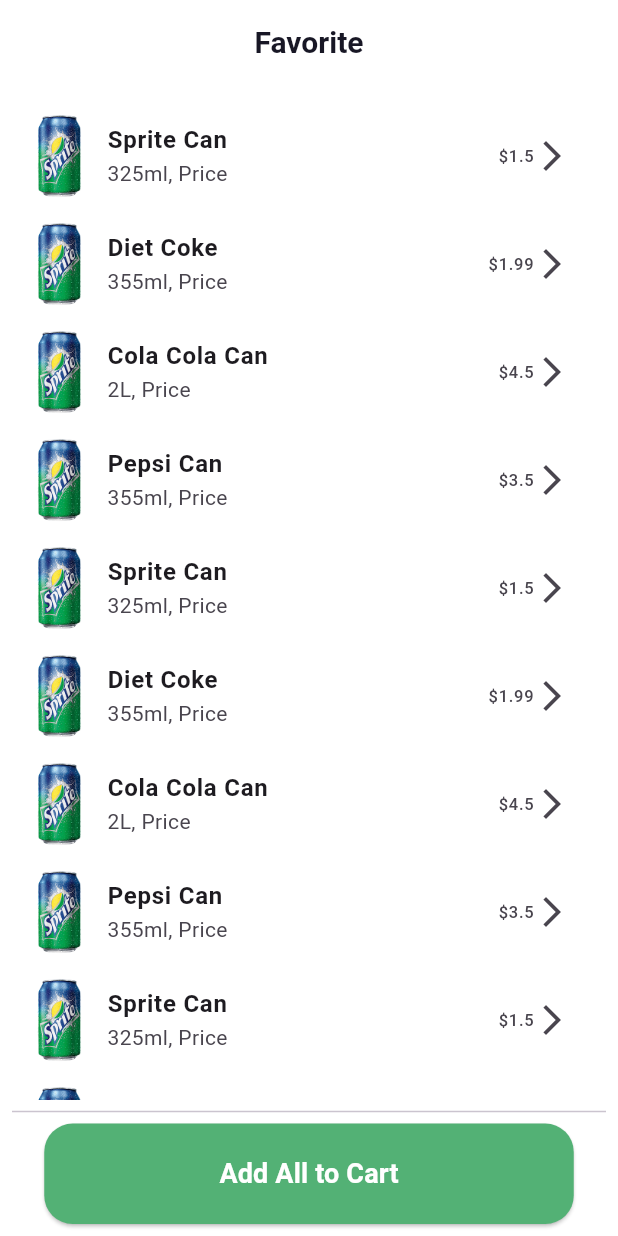
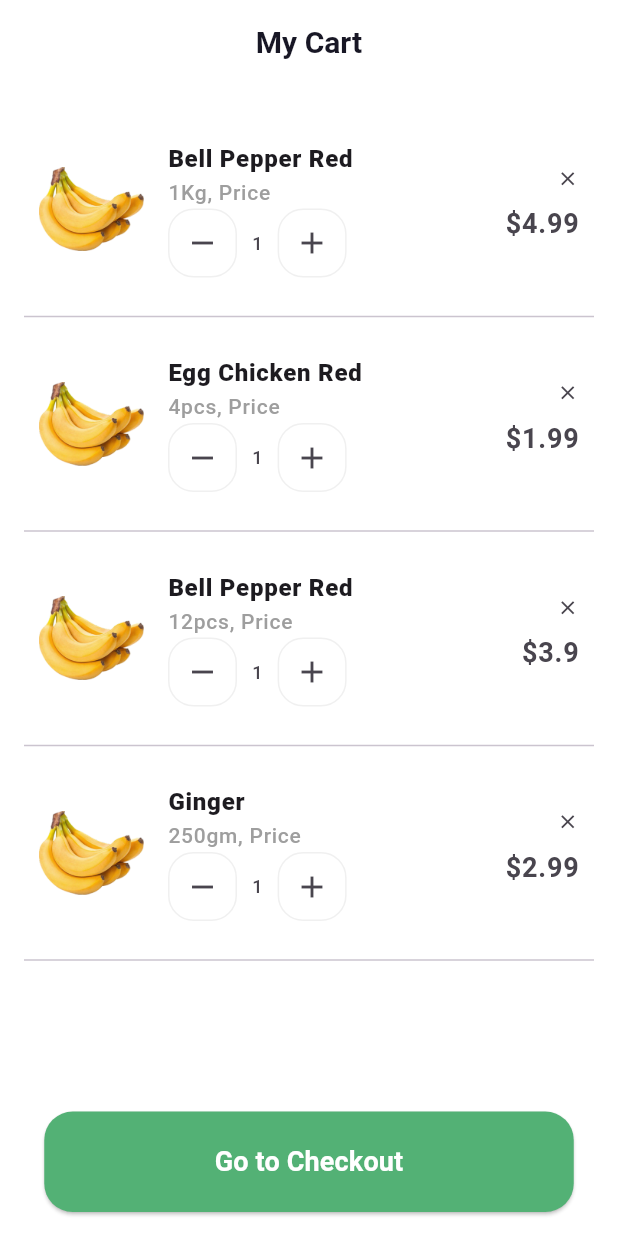
Before and after one commit to AbRehman536/batch_2_flutter, a Flutter app: the screen it shows after launch, on a phone screen of 412 x 824 dp. Run offline on Flutter 3.47's test engine with Material 3 defaults, Android fonts, the phone set to English and light mode, and no system bars; our stand-ins replace device_preview.

Commit message:
My Cart Screen Done

```diff
--- a/lib/constants/app_assets.dart
+++ b/lib/constants/app_assets.dart
@@ -7,5 +7,6 @@
   static String backgroundImage = "assets/images/background.png";
   static String product1Image = "assets/images/product1.png";
   static String canImage = "assets/images/can.png";
+  static String bananaImage = "assets/images/banana.png";
   ///Icons
 }
--- a/lib/main.dart
+++ b/lib/main.dart
@@ -2,6 +2,7 @@
 import 'package:batch_2/screens/auth_screens/login_screen.dart';
 import 'package:batch_2/screens/home_screens/explore.dart';
 import 'package:batch_2/screens/home_screens/favorite.dart';
+import 'package:batch_2/screens/home_screens/my_cart_screen.dart';
 import 'package:batch_2/screens/start_screens/on_Boarding.dart';
 import 'package:batch_2/screens/start_screens/splash_screen.dart';
 import 'package:flutter/material.dart';
@@ -36,7 +37,7 @@
         useMaterial3: true,
       ),
 
-      home: FavoriteScreen(),
+      home: MyCartScreen(),
     );
   }
 }
--- /dev/null
+++ b/lib/models/cartModel.dart
@@ -0,0 +1,13 @@
+class CartModel{
+
+  final String image;
+  final String title;
+  final String weight;
+  final double price;
+
+  CartModel({
+    required this.image,
+    required this.title,
+    required this.weight,
+    required this.price});
+}
--- /dev/null
+++ b/lib/screens/home_screens/my_cart_screen.dart
@@ -0,0 +1,130 @@
+import 'package:batch_2/constants/app_assets.dart';
+import 'package:batch_2/models/cartModel.dart';
+import 'package:batch_2/utils/widgets/custom_button.dart';
+import 'package:flutter/material.dart';
+
+import '../../constants/app_colors.dart';
+import '../../utils/widgets/custom_appBar.dart';
+
+class MyCartScreen extends StatefulWidget {
+  const MyCartScreen({super.key});
+
+  @override
+  State<MyCartScreen> createState() => _MyCartScreenState();
+}
+
+class _MyCartScreenState extends State<MyCartScreen> {
+  List<CartModel> cartList = [
+    CartModel(
+        image: AppAssets.bananaImage,
+        title: "Bell Pepper Red",
+        weight: "1Kg",
+        price: 4.99),
+    CartModel(
+        image: AppAssets.bananaImage,
+        title: "Egg Chicken Red",
+        weight: "4pcs",
+        price: 1.99),
+    CartModel(
+        image: AppAssets.bananaImage,
+        title: "Bell Pepper Red",
+        weight: "12pcs",
+        price: 3.90),
+    CartModel(
+        image: AppAssets.bananaImage,
+        title: "Ginger",
+        weight: "250gm",
+        price: 2.99),
+  ];
+  @override
+  Widget build(BuildContext context) {
+    return Scaffold(
+      backgroundColor: AppColors.secondaryColor,
+      appBar: PreferredSize(
+          preferredSize: Size.fromHeight(60),
+          child: CustomAppbar(title: "My Cart")),
+      body: Padding(
+        padding: const EdgeInsets.all(16.0),
+        child: Column(
+          children: [
+            Expanded(
+              child: ListView.builder(
+                itemCount: cartList.length,
+                itemBuilder: (BuildContext context, int index) {
+                  return Column(
+                    children: [
+                      ListTile(
+                        contentPadding: EdgeInsets.all(10),
+                       leading:  Image.asset(cartList[index].image.toString(),width: 70,),
+                        title: Column(
+                          crossAxisAlignment: .start,
+                          children: [
+                            Text(cartList[index].title, style: TextStyle(
+                              fontWeight: FontWeight.w900,
+                              fontSize: 16
+                            ),),
+                            Text("${cartList[index].weight}, Price", style: TextStyle(
+                              fontWeight: FontWeight.w500,
+                              fontSize: 14,
+                              color: Colors.grey
+                            ),),
+                          ],
+                        ),
+                        subtitle: Row(
+                          children: [
+                            Container(
+                                decoration: BoxDecoration(
+                                  borderRadius: .circular(17),
+                                  border: Border.all(
+                                    color: Color(0xffF0F0F0),
+                                    width: 1
+                                  )
+                                ) ,
+                                child: Padding(
+                                  padding: const EdgeInsets.all(10.0),
+                                  child: Icon(Icons.remove),
+                                )),
+                            SizedBox(width: 10,),
+                            Text("1", style: TextStyle(
+                                fontWeight: FontWeight.w500,
+                                fontSize: 12,
+                            ),),
+                            SizedBox(width: 10,),
+                            Container(
+                                decoration: BoxDecoration(
+                                    borderRadius: .circular(17),
+                                    border: Border.all(
+                                        color: Color(0xffF0F0F0),
+                                        width: 1
+                                    )
+                                ) ,
+                                child: Padding(
+                                  padding: const EdgeInsets.all(10.0),
+                                  child: Icon(Icons.add),
+                                )),
+                          ],
+                        ),
+                        trailing: Column(
+                          crossAxisAlignment: .end,
+                          children: [
+                            Icon(Icons.close,size: 15,),
+                            SizedBox(height: 10,),
+                            Text("\$${cartList[index].price}", style: TextStyle(
+                              fontWeight: FontWeight.w700,
+                              fontSize: 18
+                            ),)
+                          ],
+                        ),
+                      ),
+                      Divider(),
+                    ],
+                  );
+                },),
+            ),
+            CustomButton(btnLabel: "Go to Checkout", onPressed: (){})
+          ],
+        ),
+      ),
+    );
+  }
+}
```
Also changed, not shown: assets/images/banana.png (added).
